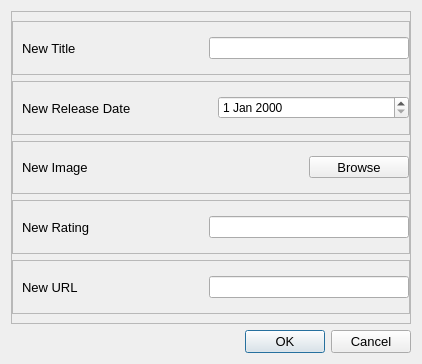
The window that ui/add_dialog.ui (xbinh47/PTI_TungNam_DaiKhang) describes before a commit, drawn with Qt 5.
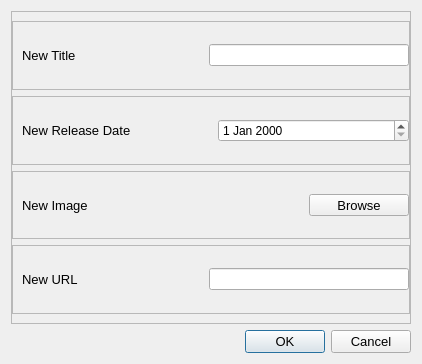
The same window after the commit. Icons and pictures are not drawn.

```diff
--- a/ui/add_dialog.ui
+++ b/ui/add_dialog.ui
@@ -191,52 +191,6 @@
         </layout>
        </widget>
       </item>
-      <item>
-       <widget class="QFrame" name="ratingFrame">
-        <property name="frameShape">
-         <enum>QFrame::StyledPanel</enum>
-        </property>
-        <property name="frameShadow">
-         <enum>QFrame::Raised</enum>
-        </property>
-        <layout class="QHBoxLayout" name="horizontalLayout_4">
-         <property name="spacing">
-          <number>20</number>
-         </property>
-         <property name="rightMargin">
-          <number>0</number>
-         </property>
-         <item>
-          <widget class="QLabel" name="ratingLabel">
-           <property name="minimumSize">
-            <size>
-             <width>100</width>
-             <height>0</height>
-            </size>
-           </property>
-           <property name="font">
-            <font>
-             <pointsize>10</pointsize>
-            </font>
-           </property>
-           <property name="text">
-            <string>New Rating</string>
-           </property>
-          </widget>
-         </item>
-         <item>
-          <widget class="QLineEdit" name="ratingInput">
-           <property name="maximumSize">
-            <size>
-             <width>200</width>
-             <height>16777215</height>
-            </size>
-           </property>
-          </widget>
-         </item>
-        </layout>
-       </widget>
-      </item>
       <item>
        <widget class="QFrame" name="urlFrame">
         <property name="frameShape">
```
